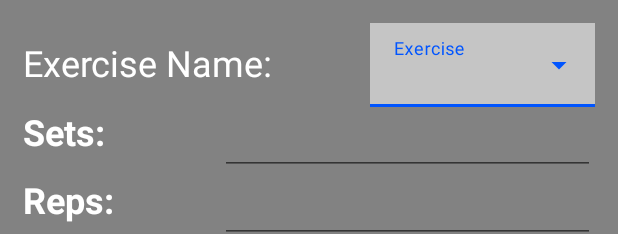
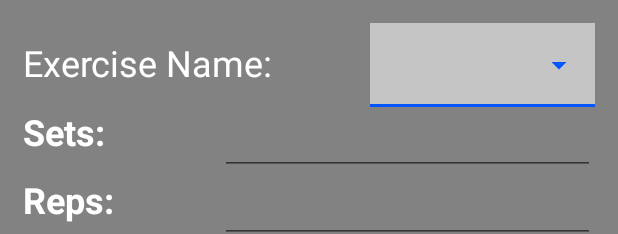
Before and after one commit to jacksob1/WorkoutTracker, an Android app: the layout fragment_exercise_form.xml on its own in the app's theme, with its tools: preview values and no code run, on a phone screen of 412 x 824 dp. Shown: the top 234 px of the screen. Run offline under Robolectric (Android 15) with nearby library versions, the phone set to English and light mode, and no system bars.

Commit message:
attempting to fix initial load of exercise names

```diff
--- a/WorkoutTracker/app/src/main/java/edu/rosehulman/workouttracker/ui/home/ExerciseEditFragment.kt
+++ b/WorkoutTracker/app/src/main/java/edu/rosehulman/workouttracker/ui/home/ExerciseEditFragment.kt
@@ -25,6 +25,7 @@ class ExerciseEditFragment : Fragment() {
         savedInstanceState: Bundle?
     ): View? {
         model = ViewModelProvider(requireActivity())[ExerciseViewModel::class.java]
+        model.getExerciseNames()
         binding = FragmentExerciseFormBinding.inflate(inflater, container, false)
 
         setupListeners()
@@ -51,14 +52,13 @@ class ExerciseEditFragment : Fragment() {
         binding.cancelButton.setOnClickListener {
             findNavController().popBackStack()
         }
-        model.getExerciseNames()
     }
 
     fun updateView() {
         var name = model.getCurrentExercise().name
 
         if(name != "Exercise" && name.isNotBlank()) {
-            binding.pickerTextView.setText(model.getCurrentExercise().name)
+            binding.pickerTextView.hint = model.getCurrentExercise().name
         }
         binding.exerciseSetsValue.hint = model.getCurrentExercise().sets.toString()
         binding.exerciseRepsValue.hint = model.getCurrentExercise().reps.toString()
--- a/WorkoutTracker/app/src/main/res/layout/fragment_exercise_form.xml
+++ b/WorkoutTracker/app/src/main/res/layout/fragment_exercise_form.xml
@@ -24,8 +24,7 @@
             style="@style/Widget.MaterialComponents.TextInputLayout.FilledBox.ExposedDropdownMenu"
             android:layout_width="150dp"
             android:layout_height="wrap_content"
-            android:layout_alignParentEnd="true"
-            android:hint="@string/exercise">
+            android:layout_alignParentEnd="true">
 
             <AutoCompleteTextView
                 android:id="@+id/picker_text_view"
```
